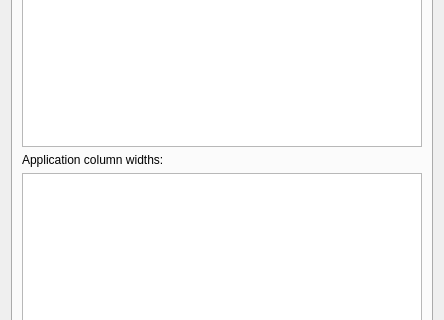
Qt form packaging/kwin-script/contents/ui/config.ui (kontonkara/driftile) before a commit; both pictures show x 0 to 444 and y 111 to 431 of the 444 by 1412 pixel window.
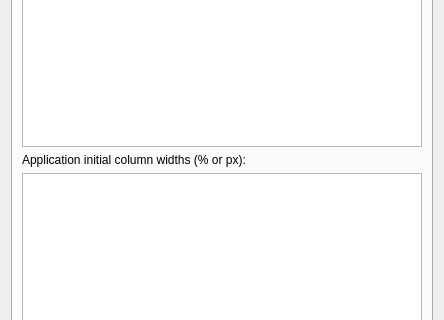
The same form after that commit. The open tabs and pages were chosen to show the change.

Commit message: feat(config): expose fixed application widths

What changed in the file:
```diff
--- a/packaging/kwin-script/contents/ui/config.ui
+++ b/packaging/kwin-script/contents/ui/config.ui
@@ -355,7 +355,7 @@
        <item>
         <widget class="QLabel" name="applicationColumnWidthsLabel">
          <property name="text">
-          <string>Application column widths:</string>
+          <string>Application initial column widths (% or px):</string>
          </property>
          <property name="buddy">
           <cstring>kcfg_ApplicationColumnWidths</cstring>
```
Left out of the diff: 4 changed lines with no effect on the pictures. The commit also changes 5 other files.
